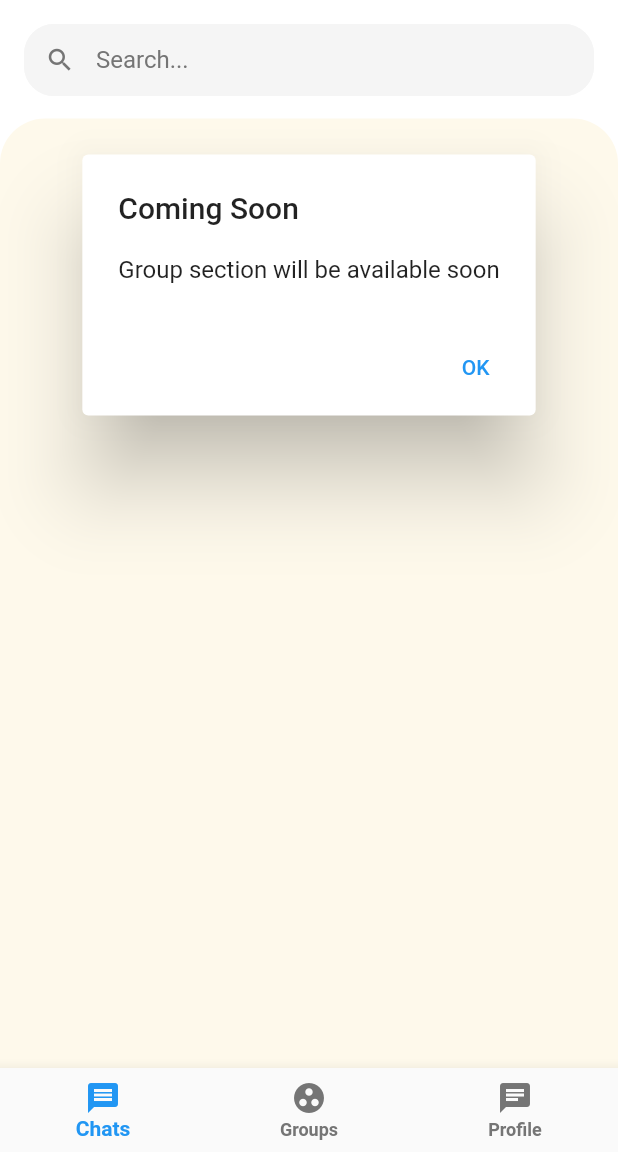
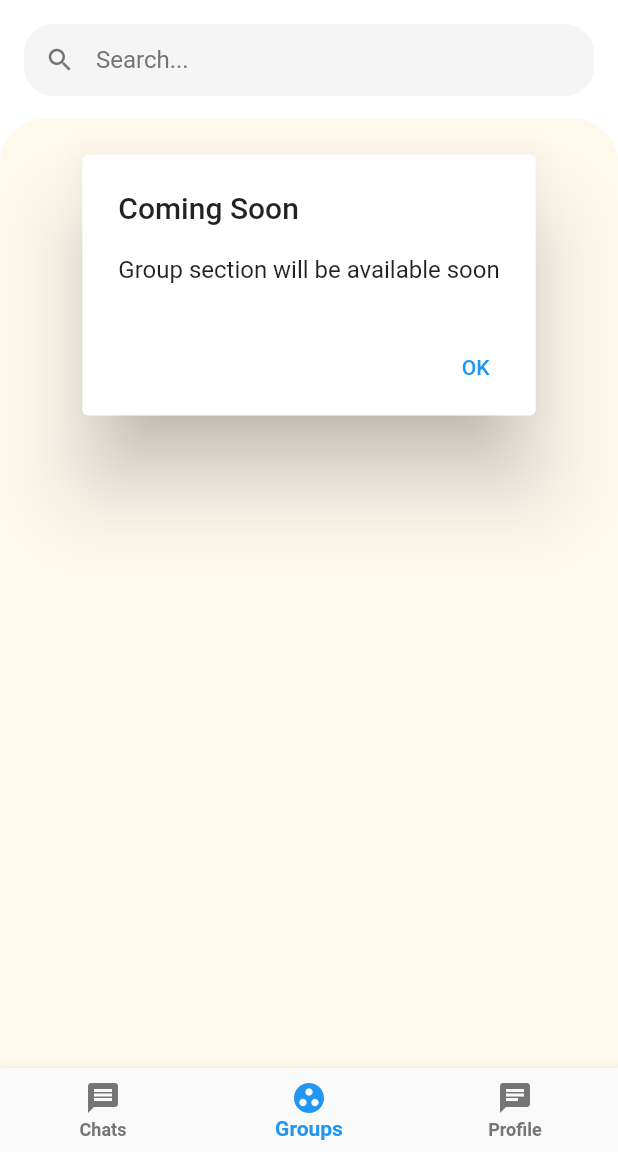
Before and after one commit to It-Trainee-group/Chat_Uncompeted_JSONRead, a Flutter app: the screen it shows after launch, item 2 of the bottom bar chosen, on a phone screen of 412 x 824 dp, the part 84-1236 px from its top. Run offline on Flutter 3.47's test engine with Material 2 defaults, Android fonts, the phone set to English and light mode, and no system bars; our stand-ins replace awesome_dialog, image_picker.

Commit message:
some adjustments
bottomNavigation colors
users pictures

```diff
--- a/dawaa_chatUI-main/chatUI/lib/screens/Contact_Screen.dart
+++ b/dawaa_chatUI-main/chatUI/lib/screens/Contact_Screen.dart
@@ -30,17 +30,16 @@ class HomePage extends StatefulWidget {
 class _HomePageState extends State<HomePage> {
   List _items = [];
 
-
-
-
   // Fetch content from the json file
   Future<void> readJson() async {
-    final String response = await rootBundle.loadString('assets/JSON_Table/users.json');
+    final String response =
+        await rootBundle.loadString('assets/JSON_Table/users.json');
     final data = await json.decode(response);
     setState(() {
       _items = data["Users"];
     });
   }
+
   @override
   void initState() {
     super.initState();
@@ -54,22 +53,23 @@ class _HomePageState extends State<HomePage> {
       appBar: AppBar(
         centerTitle: true,
         backgroundColor: Colors.white,
-        leading: IconButton
-          (
-          tooltip:"Back to recent Chat's" ,
-          icon: Icon(CupertinoIcons.back,color: Colors.black,),
-          onPressed: ()
-          {
+        leading: IconButton(
+          tooltip: "Back to recent Chat's",
+          icon: Icon(
+            CupertinoIcons.back,
+            color: Colors.black,
+          ),
+          onPressed: () {
             Navigator.push(
               context,
               MaterialPageRoute(builder: (context) => HomeScreen()),
             );
           },
-
         ),
         title: Text(
-          'Contacts',style: TextStyle(color: Colors.black,fontSize: 24,
-            fontWeight: FontWeight.bold),
+          'Contacts',
+          style: TextStyle(
+              color: Colors.black, fontSize: 24, fontWeight: FontWeight.bold),
         ),
       ),
       body: Padding(
@@ -78,7 +78,6 @@ class _HomePageState extends State<HomePage> {
           children: [
             // Display the data loaded from sample.json
             _items.length > 0
-
                 ? Expanded(
                     child: ListView.builder(
                       itemCount: _items.length,
@@ -86,53 +85,69 @@ class _HomePageState extends State<HomePage> {
                         return Card(
                           margin: EdgeInsets.all(15),
                           child: ListTile(
-                      leading:CircleAvatar
-                        (
-
-                        backgroundImage: AssetImage("Images/"+_items[index]["Fname"]+"_"+_items[index]["Lname"]+".jpg"),
+                            leading: CircleAvatar(
+                              backgroundImage: AssetImage("assets/images/" +
+                                  _items[index]["Fname"] +
+                                  "_" +
+                                  _items[index]["Lname"] +
+                                  ".jpg"),
                             ),
                             //Image(image:AssetImage("Images/christopher-campbell-rDEOVtE7vOs-unsplash.jpg"),), //(_items[index]["Admin_ID"].toString()),
-                      title: Text(_items[index]["Fname"]+" "+_items[index]["Lname"],style: TextStyle(fontSize: 18),),
+                            title: Text(
+                              _items[index]["Fname"] +
+                                  " " +
+                                  _items[index]["Lname"],
+                              style: TextStyle(fontSize: 18),
+                            ),
                             subtitle: Text(_items[index]["Role"]),
-                      onTap: ()
-                      {
-                        var fullName =_items[index]["Fname"]+" "+_items[index]["Lname"];
+                            onTap: () {
+                              var fullName = _items[index]["Fname"] +
+                                  " " +
+                                  _items[index]["Lname"];
                               AwesomeDialog(
                                   context: context,
                                   dialogType: DialogType.INFO,
                                   animType: AnimType.RIGHSLIDE,
-                            title: ''+fullName,
-                            desc: _items[index]["Role"]+'\n\n'+_items[index]["Email"]+
-                                '\n\n'+_items[index]["Description"],
-                            customHeader:Column
-                              (
+                                  title: '' + fullName,
+                                  desc: _items[index]["Role"] +
+                                      '\n\n' +
+                                      _items[index]["Email"] +
+                                      '\n\n' +
+                                      _items[index]["Description"],
+                                  customHeader: Column(
                                     children: <Widget>[
-                                CircleAvatar
-                                  (
-
-                                  backgroundImage:AssetImage("Images/"+_items[index]["Fname"]+"_"+_items[index]["Lname"]+".jpg"),
+                                      CircleAvatar(
+                                        backgroundImage: AssetImage(
+                                            "assets/images/" +
+                                                _items[index]["Fname"] +
+                                                "_" +
+                                                _items[index]["Lname"] +
+                                                ".jpg"),
                                         radius: 55,
                                       )
                                     ],
                                   ),
-                            btnOk:Column(children: <Widget>[
+                                  btnOk: Column(
+                                    children: <Widget>[
                                       IconButton(
-                                onPressed: (){},
-                                icon:Icon(Icons.chat,color: Colors.blueAccent,),
+                                        onPressed: () {},
+                                        icon: Icon(
+                                          Icons.chat,
+                                          color: Colors.blueAccent,
+                                        ),
                                         iconSize: 50,
-                                tooltip: "Chat with "+fullName,
+                                        tooltip: "Chat with " + fullName,
                                       )
-                            ],)
-                        )..show();
+                                    ],
+                                  ))
+                                ..show();
                             },
                           ),
                         );
-
                       },
                     ),
                   )
                 : Container(),
-
           ],
         ),
       ),
--- a/dawaa_chatUI-main/chatUI/lib/screens/homeScreen.dart
+++ b/dawaa_chatUI-main/chatUI/lib/screens/homeScreen.dart
@@ -13,15 +13,11 @@ class HomeScreen extends StatefulWidget {
 
 class _HomeScreenState extends State<HomeScreen> {
   int _currentIndex = 0;
-  var chatIconColor ;
-  var groupIconColor ;
-  var profileIconCOlor ;
+  // var chatIconColor;
+  // var groupIconColor;
+  // var profileIconCOlor;
 
-
-
-
-  final List<Widget> screens =
-  [
+  final List<Widget> screens = [
     RecentChats(),
     Contact(),
   ];
@@ -31,14 +27,13 @@ class _HomeScreenState extends State<HomeScreen> {
     Widget widget = Container(); // default
     switch (_currentIndex) {
       case 0:
-        var chatIconColor = Colors.blue;
-        var groupIconColor = Colors.grey.shade600;
-        var profileIconCOlor = Colors.grey.shade600;
-        widget=screens[0];
+        // chatIconColor = Colors.blue;
+        // groupIconColor = Colors.grey.shade600;
+        // profileIconCOlor = Colors.grey.shade600;
+        widget = screens[0];
         break;
       case 1:
-
-       widget= AlertDialog(
+        widget = AlertDialog(
           title: const Text('Coming Soon'),
           content: SingleChildScrollView(
             child: ListBody(
@@ -59,16 +54,16 @@ class _HomeScreenState extends State<HomeScreen> {
             ),
           ],
         );
-       var chatIconColor = Colors.grey.shade600;
-       var groupIconColor = Colors.blue;
-       var profileIconCOlor = Colors.grey.shade600;
+        // chatIconColor = Colors.grey.shade600;
+        // groupIconColor = Colors.blue;
+        // profileIconCOlor = Colors.grey.shade600;
 
         break;
 
       case 2:
-         var chatIconColor = Colors.grey.shade600;
-         var groupIconColor = Colors.grey.shade600;
-         var profileIconCOlor = Colors.blue;
+        // chatIconColor = Colors.grey.shade600;
+        // groupIconColor = Colors.grey.shade600;
+        // profileIconCOlor = Colors.blue;
         break;
     }
     return Scaffold(
@@ -84,10 +79,7 @@ class _HomeScreenState extends State<HomeScreen> {
         title: Text(
           'Chats',
           style: TextStyle(
-            fontSize: 28.0,
-            fontWeight: FontWeight.bold,
-            color: Colors.black
-          ),
+              fontSize: 28.0, fontWeight: FontWeight.bold, color: Colors.black),
         ),
         elevation: 0.0,
         actions: <Widget>[
@@ -107,23 +99,28 @@ class _HomeScreenState extends State<HomeScreen> {
                     ),
                     child: SizedBox(
                         width: 100,
-                        child:Align(
+                        child: Align(
                           alignment: Alignment.centerLeft,
-                          child:FloatingActionButton.extended(
+                          child: FloatingActionButton.extended(
                             backgroundColor: Colors.blue[50],
-                            icon: Icon(Icons.add,color: Colors.black,),
-                            label: Text("add new",style: TextStyle(color: Colors.black),),
-                            onPressed: ()
-                            {
+                            icon: Icon(
+                              Icons.add,
+                              color: Colors.black,
+                            ),
+                            label: Text(
+                              "add new",
+                              style: TextStyle(color: Colors.black),
+                            ),
+                            onPressed: () {
                               //Move to Contact Widget
                               Navigator.push(
                                 context,
-                                MaterialPageRoute(builder: (context) => Contact()),
+                                MaterialPageRoute(
+                                    builder: (context) => Contact()),
                               );
                             },
                           ),
-                        )
-                    ),
+                        )),
                   ),
                 ],
               ),
@@ -169,7 +166,7 @@ class _HomeScreenState extends State<HomeScreen> {
         )
       ]),
       bottomNavigationBar: BottomNavigationBar(
-        currentIndex: 0,
+        currentIndex: _currentIndex,
         onTap: (int index) => setState(() => _currentIndex = index),
         unselectedItemColor: Colors.grey.shade600,
         selectedLabelStyle: TextStyle(fontWeight: FontWeight.w600),
@@ -177,20 +174,40 @@ class _HomeScreenState extends State<HomeScreen> {
         type: BottomNavigationBarType.fixed,
         items: [
           BottomNavigationBarItem(
-            icon: Icon(Icons.message,color:chatIconColor ,),
-            title: Text("Chats",style: TextStyle(color: chatIconColor),),
-
-
-
-
+            icon: Icon(
+              Icons.message,
+              // color: chatIconColor,
+            ),
+            title: Text(
+              "Chats",
+              style: TextStyle(
+                  // color: chatIconColor
+                  ),
+            ),
           ),
           BottomNavigationBarItem(
-            icon: Icon(Icons.group_work,color: groupIconColor,),
-            title: Text("Groups",style: TextStyle(color: groupIconColor),),
+            icon: Icon(
+              Icons.group_work,
+              // color: groupIconColor,
+            ),
+            title: Text(
+              "Groups",
+              style: TextStyle(
+                  // color: groupIconColor
+                  ),
+            ),
           ),
           BottomNavigationBarItem(
-            icon: Icon(Icons.chat,color: profileIconCOlor,),
-            title: Text("Profile",style: TextStyle(color: profileIconCOlor),),
+            icon: Icon(
+              Icons.chat,
+              // color: profileIconCOlor,
+            ),
+            title: Text(
+              "Profile",
+              style: TextStyle(
+                  // color: profileIconCOlor
+                  ),
+            ),
           ),
         ],
       ),
```
Also changed, not shown: dawaa_chatUI-main/chatUI/pubspec.lock. Lines whose indentation alone changed are shown as unchanged.
